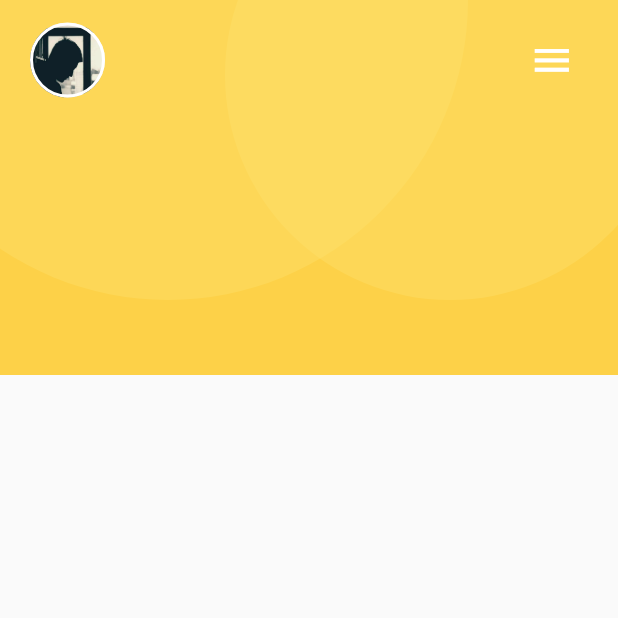
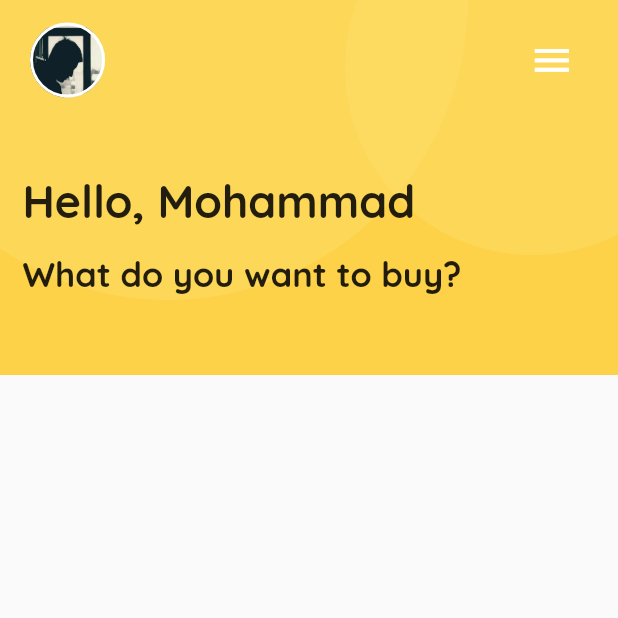
Before and after one commit to MohammadSorouri/flutter-simple-ui, a Flutter app: the screen it shows after launch, on a phone screen of 412 x 824 dp, the top half of it. Run offline on Flutter 3.47's test engine with Material 2 defaults, Android fonts, the phone set to English and light mode, and no system bars.

Commit message:
add tow Text under image avatar

```diff
--- a/lib/main.dart
+++ b/lib/main.dart
@@ -48,17 +48,20 @@ class _MyHomePageState extends State<MyHomePage> {
                   ),
                 ),
               Positioned(
-                bottom: 50,
-                left: 150,
+                bottom: 80,
+                left: 230,
                 child: Container(
-                  width: 300,
-                  height: 300,
+                  width: 250,
+                  height: 250,
                   decoration: BoxDecoration(
                       borderRadius: BorderRadius.circular(200),
                       color: Color(0xfffee16d).withOpacity(.4)
                   ),
                 ),
               ),
+              Column(
+                crossAxisAlignment: CrossAxisAlignment.start,
+                children: <Widget>[
                   Padding(
                     padding: EdgeInsets.only(top: 15,left: 20,right: 20),
                     child: Row(
@@ -82,7 +85,27 @@ class _MyHomePageState extends State<MyHomePage> {
                         ),
                       ],
                     ),
+                  ),
+                  Padding(
+                    padding: EdgeInsets.only(top: 50,left: 15),
+                    child: Text("Hello, Mohammad",style: TextStyle(
+                      fontFamily: "Quicksand",
+                      fontSize: 30,
+                      fontWeight: FontWeight.bold,
+                    ),),
+                  ),
+                  Padding(
+                    padding: EdgeInsets.only(top: 15,left: 15),
+                    child: Text("What do you want to buy?",style: TextStyle(
+                      fontFamily: "Quicksand",
+                      fontSize: 23,
+                      fontWeight: FontWeight.bold,
+                    ),),
                   )
+                ],
+              ),
+
+
             ],
           )
         ],
```
Lines whose indentation alone changed are shown as unchanged.
